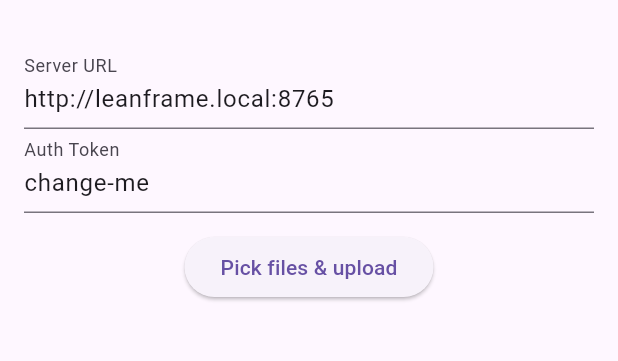
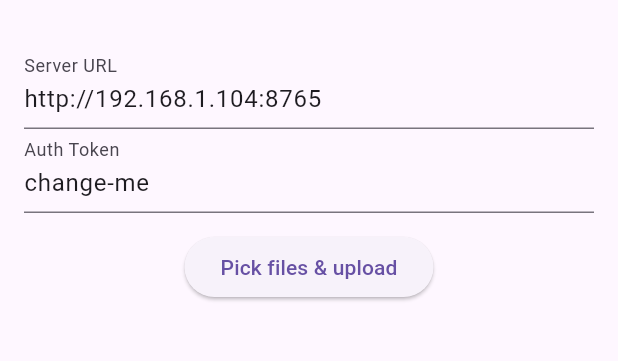
Before and after one commit to Pratiquea/LeanFrame, a Flutter app: the screen it shows after launch, on a phone screen of 412 x 824 dp, the part 63-424 px from its top. Run offline on Flutter 3.47's test engine with Material 3 defaults, Android fonts, the phone set to English and light mode, and no system bars; our stand-ins replace file_picker.

Commit message:
working mobile app

```diff
--- a/mobile/leanframe_uploader_flutter/lib/main.dart
+++ b/mobile/leanframe_uploader_flutter/lib/main.dart
@@ -24,7 +24,7 @@
 }
 
 class _UploaderPageState extends State<UploaderPage> {
-  final hostCtrl = TextEditingController(text: 'http://leanframe.local:8765');
+  final hostCtrl = TextEditingController(text: 'http://192.168.1.104:8765');
   final tokenCtrl = TextEditingController(text: 'change-me');
   String status = '';
 
--- a/mobile/leanframe_uploader_flutter/pubspec.yaml
+++ b/mobile/leanframe_uploader_flutter/pubspec.yaml
@@ -4,5 +4,5 @@
 dependencies:
   flutter: { sdk: flutter }
   http: ^1.2.2
-  file_picker: ^8.1.2
+  file_picker: ^10.3.3
   qr_flutter: ^4.1.0
```
Also changed, not shown: mobile/leanframe_uploader_flutter/analysis_options.yaml (added, +28 -0 lines), 1 other file.
